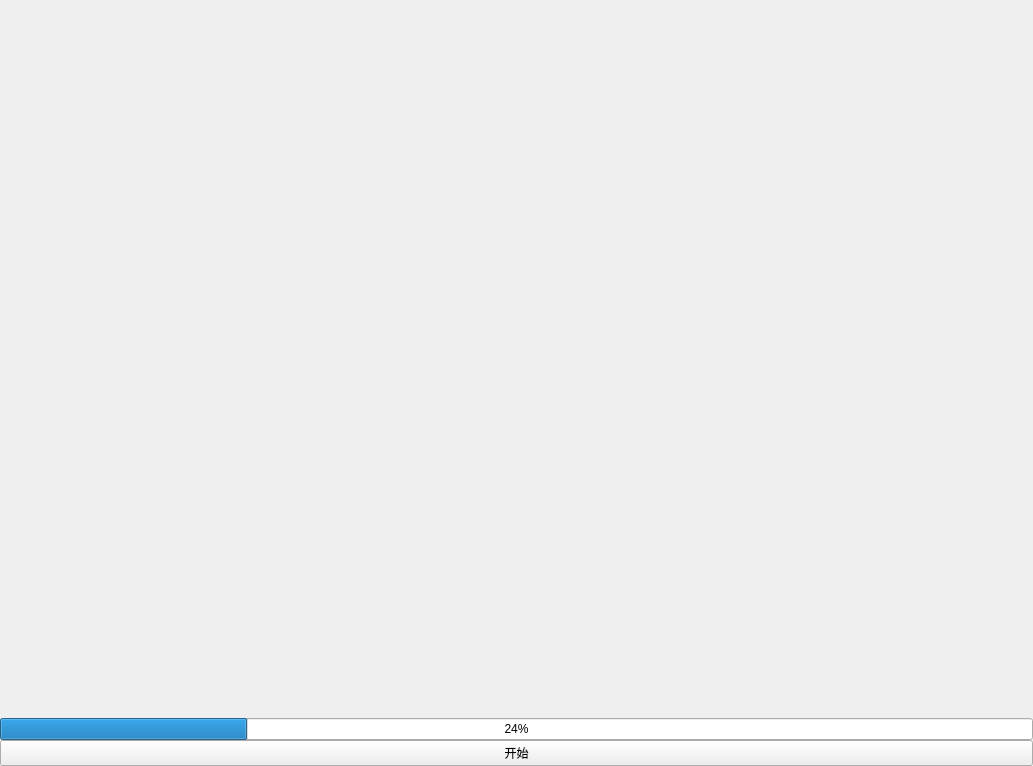
Old version of the form FF_Qt/ffmpeg_qt.ui in the repository llk657843/FF_Qt.
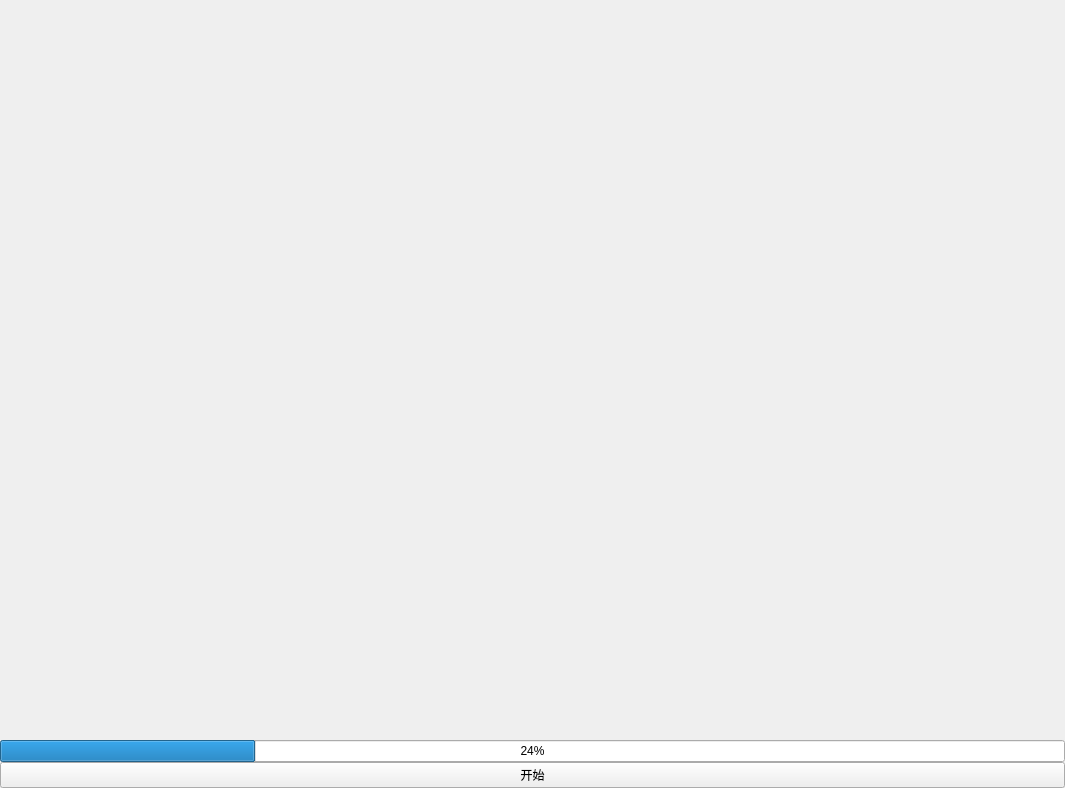
New version of the form.

```diff
--- a/FF_Qt/ffmpeg_qt.ui
+++ b/FF_Qt/ffmpeg_qt.ui
@@ -6,8 +6,8 @@
    <rect>
     <x>0</x>
     <y>0</y>
-    <width>1033</width>
-    <height>766</height>
+    <width>1065</width>
+    <height>788</height>
    </rect>
   </property>
   <property name="windowTitle">
@@ -30,7 +30,20 @@
     <number>0</number>
    </property>
    <item>
+    <widget class="QFrame" name="fr_main">
     <layout class="QVBoxLayout" name="verticalLayout">
+      <property name="spacing">
+       <number>0</number>
+      </property>
+      <property name="leftMargin">
+       <number>0</number>
+      </property>
+      <property name="topMargin">
+       <number>0</number>
+      </property>
+      <property name="rightMargin">
+       <number>0</number>
+      </property>
      <property name="bottomMargin">
       <number>0</number>
      </property>
@@ -56,6 +69,7 @@
       </widget>
      </item>
     </layout>
+    </widget>
    </item>
   </layout>
  </widget>
```
Lines whose indentation alone changed are shown as unchanged.
